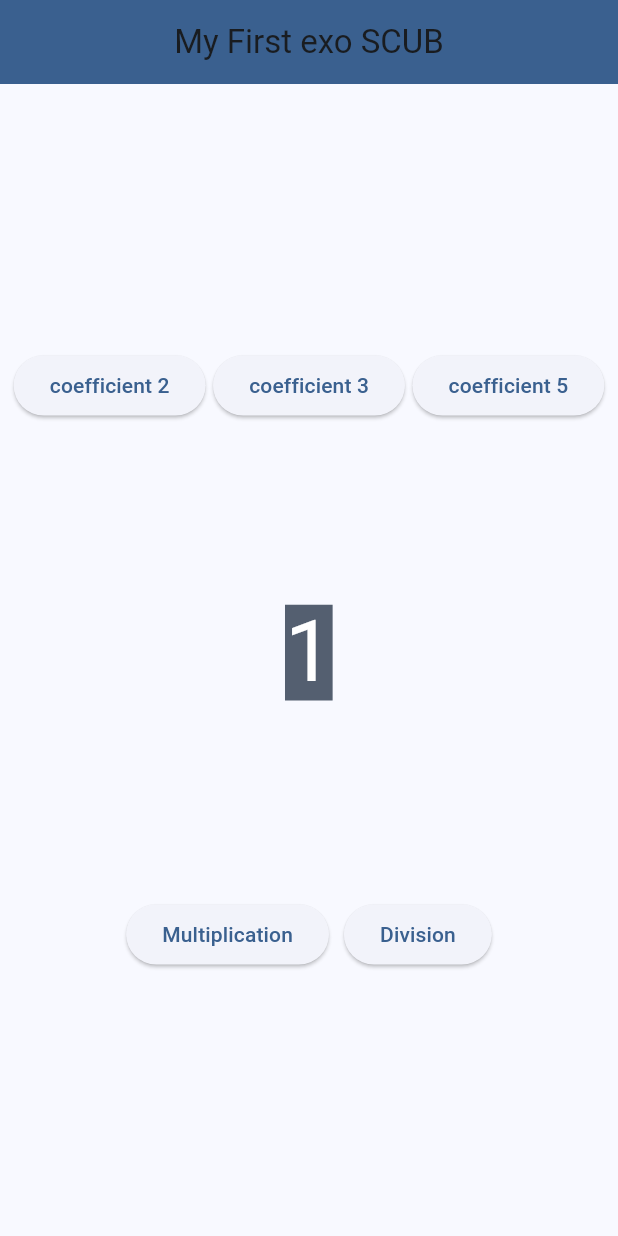
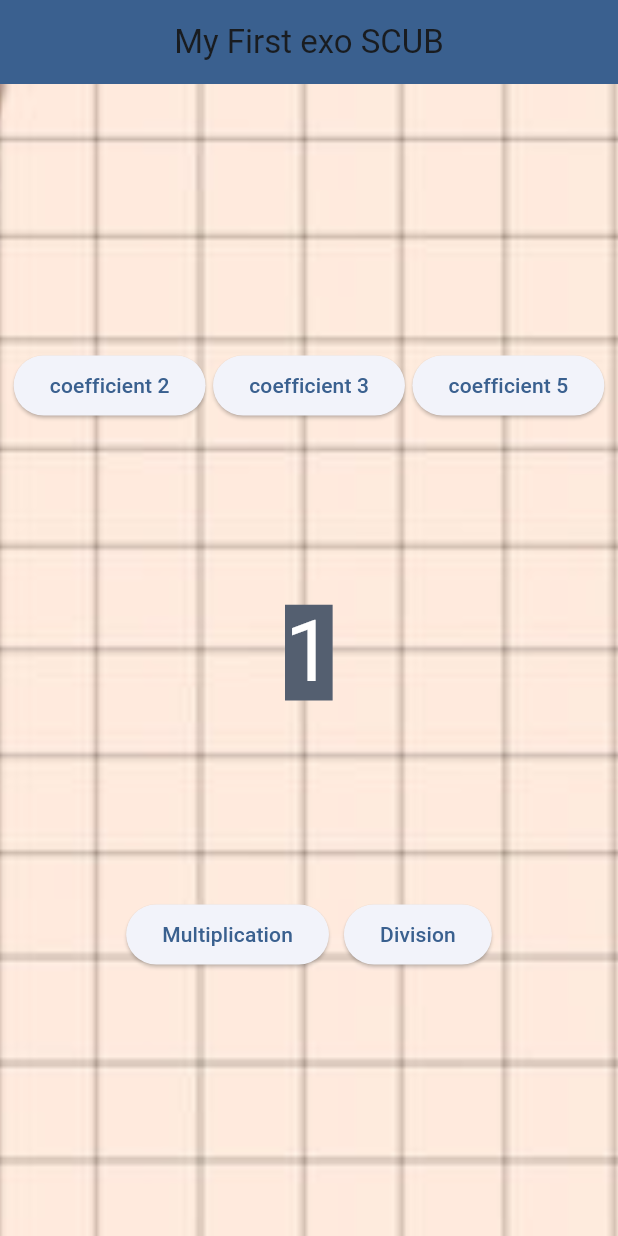
Before and after one commit to karim-lamtara/flutter-exo1, a Flutter app: the screen it shows after launch, on a phone screen of 412 x 824 dp. Run offline on Flutter 3.47's test engine with Material 2 defaults, Android fonts, the phone set to English and light mode, and no system bars.

Commit message:
fond d'ecran

```diff
--- a/lib/main.dart
+++ b/lib/main.dart
@@ -61,7 +61,16 @@ class MyHomePage extends StatelessWidget {
           title: const Text('My First exo SCUB'),
           backgroundColor: theme.colorScheme.primary,
         ),
-        body: Center(
+        body: Stack(children: <Widget>[
+          Container(
+            decoration: const BoxDecoration(
+              image: DecorationImage(
+                image: AssetImage("assets/background.jpg"),
+                fit: BoxFit.cover,
+              ),
+            ),
+          ),
+          Center(
               child: Column(
             mainAxisAlignment: MainAxisAlignment.center,
             children: [
@@ -100,7 +109,8 @@ class MyHomePage extends StatelessWidget {
                 ],
               )
             ],
-        )));
+          ))
+        ]));
   }
 }
 
--- a/pubspec.yaml
+++ b/pubspec.yaml
@@ -61,8 +61,8 @@ flutter:
   uses-material-design: true
 
   # To add assets to your application, add an assets section, like this:
-  # assets:
-  #   - images/a_dot_burr.jpeg
+  assets:
+    - assets/
   #   - images/a_dot_ham.jpeg
 
   # An image asset can refer to one or more resolution-specific "variants", see
```
Also changed, not shown: assets/background.jpg (added). Lines whose indentation alone changed are shown as unchanged.
